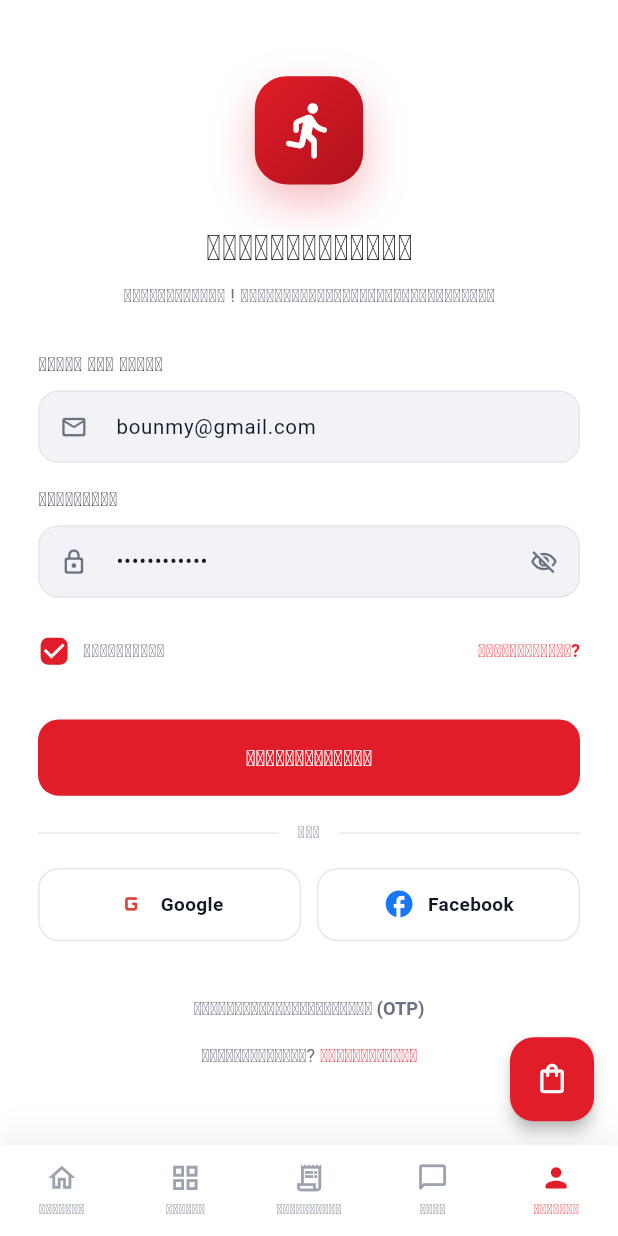
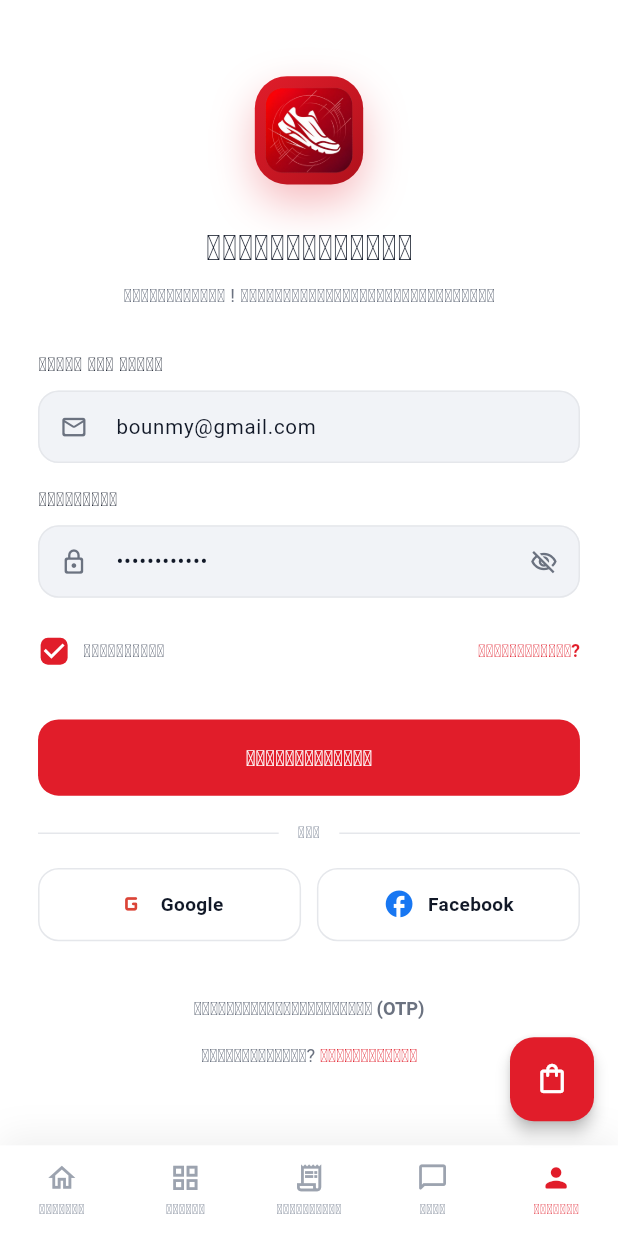
Before and after one commit to somdeelee99/shoestore_app, a Flutter app: the screen it shows after launch, item 5 of the bottom bar chosen, on a phone screen of 412 x 824 dp. Run offline on Flutter 3.47's test engine with Material 3 defaults, Android fonts, the phone set to English and light mode, and no system bars; our stand-ins replace cached_network_image, dio, flutter_animate, flutter_screenutil, flutter_secure_storage, get and 6 more; accounts and stored records are empty; network calls fail; Roboto replaces fonts that are missing (NotoSansLao).

Commit message:
first commit

```diff
--- a/lib/app/modules/auth/login/views/login_view.dart
+++ b/lib/app/modules/auth/login/views/login_view.dart
@@ -39,10 +39,13 @@ class LoginView extends GetView<LoginController> {
                           offset: const Offset(0, 12)),
                     ],
                   ),
-                    child: Icon(Icons.directions_run_rounded,
-                        color: Colors.white, size: 42.r),
+                  // child: Icon(Icons.directions_run_rounded,
+                  //     color: Colors.white, size: 42.r),
+                  child: Image.asset(
+                    'assets/logo/logo.png',
+                    fit: BoxFit.cover,
                   ),
-                ),
+                )),
                 SizedBox(height: 26.h),
                 Center(
                   child: Text(
@@ -182,7 +185,7 @@ class LoginView extends GetView<LoginController> {
                       children: [
                         TextSpan(
                           text: 'ສະໝັກສະມາຊິກ',
-                          style: TextStyle(
+                          style: const TextStyle(
                               color: AppColors.primary,
                               fontWeight: FontWeight.w700),
                           recognizer: TapGestureRecognizer()
```
Also changed, not shown: lib/app/modules/splash/views/splash_view.dart (+5 -3 lines), pubspec.yaml (+11 -10 lines), assets/logo/logo.png (added), assets/logo/logo_splash.png (added), 1 other file. Lines whose indentation alone changed are shown as unchanged.
